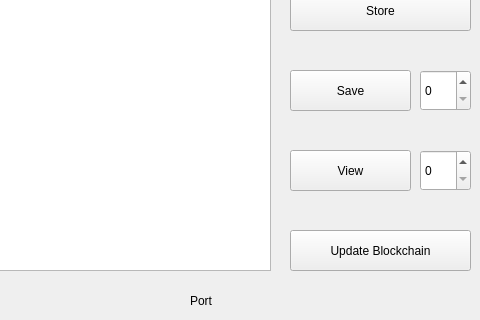
getDolla/blockchain, file mainwindow.ui: the form before one commit; both pictures show x 160 to 640 and y 130 to 450 of the 640 by 450 pixel window.
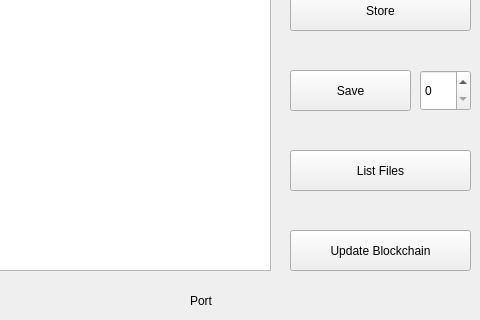
The form after the commit.

What changed in the file:
```diff
--- a/mainwindow.ui
+++ b/mainwindow.ui
@@ -130,12 +130,12 @@
      <rect>
       <x>450</x>
       <y>280</y>
-      <width>121</width>
+      <width>181</width>
       <height>41</height>
      </rect>
     </property>
     <property name="text">
-     <string>View</string>
+     <string>List Files</string>
     </property>
    </widget>
    <widget class="QPushButton" name="UpdateBlockchain">
@@ -169,19 +169,6 @@
      <string>IP Address</string>
     </property>
    </widget>
-   <widget class="QSpinBox" name="spinBox_2">
-    <property name="geometry">
-     <rect>
-      <x>580</x>
-      <y>280</y>
-      <width>51</width>
-      <height>41</height>
-     </rect>
-    </property>
-    <property name="maximum">
-     <number>99999999</number>
-    </property>
-   </widget>
    <widget class="QSpinBox" name="spinBox_1">
     <property name="geometry">
      <rect>
```
